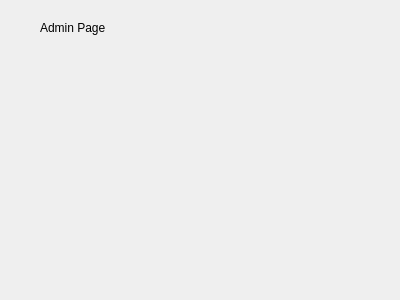
First picture: the form in Music-Manager/admin.ui, repository david-boules/Music-Playlist-Manager, before the edit.
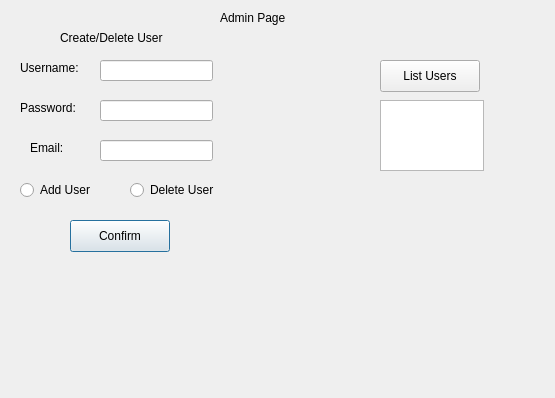
Second picture: the form after the edit.

Commit message: Added 'Create new User' and 'List Users' functionalities

```diff
--- a/Music-Manager/admin.ui
+++ b/Music-Manager/admin.ui
@@ -6,8 +6,8 @@
    <rect>
     <x>0</x>
     <y>0</y>
-    <width>400</width>
-    <height>300</height>
+    <width>555</width>
+    <height>398</height>
    </rect>
   </property>
   <property name="windowTitle">
@@ -16,8 +16,8 @@
   <widget class="QLabel" name="label_admin">
    <property name="geometry">
     <rect>
-     <x>40</x>
-     <y>20</y>
+     <x>220</x>
+     <y>10</y>
      <width>81</width>
      <height>16</height>
     </rect>
@@ -26,6 +26,150 @@
     <string>Admin Page</string>
    </property>
   </widget>
+  <widget class="QLabel" name="label_username">
+   <property name="geometry">
+    <rect>
+     <x>20</x>
+     <y>60</y>
+     <width>71</width>
+     <height>16</height>
+    </rect>
+   </property>
+   <property name="text">
+    <string>Username:</string>
+   </property>
+  </widget>
+  <widget class="QLabel" name="label_password">
+   <property name="geometry">
+    <rect>
+     <x>20</x>
+     <y>100</y>
+     <width>71</width>
+     <height>16</height>
+    </rect>
+   </property>
+   <property name="text">
+    <string>Password:</string>
+   </property>
+  </widget>
+  <widget class="QLabel" name="label_email">
+   <property name="geometry">
+    <rect>
+     <x>30</x>
+     <y>140</y>
+     <width>58</width>
+     <height>16</height>
+    </rect>
+   </property>
+   <property name="text">
+    <string>Email:</string>
+   </property>
+  </widget>
+  <widget class="QLineEdit" name="lineEdit_username">
+   <property name="geometry">
+    <rect>
+     <x>100</x>
+     <y>60</y>
+     <width>113</width>
+     <height>21</height>
+    </rect>
+   </property>
+  </widget>
+  <widget class="QLineEdit" name="lineEdit_password">
+   <property name="geometry">
+    <rect>
+     <x>100</x>
+     <y>100</y>
+     <width>113</width>
+     <height>21</height>
+    </rect>
+   </property>
+  </widget>
+  <widget class="QLineEdit" name="lineEdit_email">
+   <property name="geometry">
+    <rect>
+     <x>100</x>
+     <y>140</y>
+     <width>113</width>
+     <height>21</height>
+    </rect>
+   </property>
+  </widget>
+  <widget class="QPushButton" name="pushButton_confirm">
+   <property name="geometry">
+    <rect>
+     <x>70</x>
+     <y>220</y>
+     <width>100</width>
+     <height>32</height>
+    </rect>
+   </property>
+   <property name="text">
+    <string>Confirm</string>
+   </property>
+  </widget>
+  <widget class="QRadioButton" name="radioButton_addUser">
+   <property name="geometry">
+    <rect>
+     <x>20</x>
+     <y>180</y>
+     <width>99</width>
+     <height>20</height>
+    </rect>
+   </property>
+   <property name="text">
+    <string>Add User</string>
+   </property>
+  </widget>
+  <widget class="QRadioButton" name="radioButton_deleteUser">
+   <property name="geometry">
+    <rect>
+     <x>130</x>
+     <y>180</y>
+     <width>99</width>
+     <height>20</height>
+    </rect>
+   </property>
+   <property name="text">
+    <string>Delete User</string>
+   </property>
+  </widget>
+  <widget class="QPushButton" name="pushButton_listUsers">
+   <property name="geometry">
+    <rect>
+     <x>380</x>
+     <y>60</y>
+     <width>100</width>
+     <height>32</height>
+    </rect>
+   </property>
+   <property name="text">
+    <string>List Users</string>
+   </property>
+  </widget>
+  <widget class="QLabel" name="label_createDelete">
+   <property name="geometry">
+    <rect>
+     <x>60</x>
+     <y>30</y>
+     <width>121</width>
+     <height>16</height>
+    </rect>
+   </property>
+   <property name="text">
+    <string>Create/Delete User</string>
+   </property>
+  </widget>
+  <widget class="QTextEdit" name="textEdit_userList">
+   <property name="geometry">
+    <rect>
+     <x>380</x>
+     <y>100</y>
+     <width>104</width>
+     <height>71</height>
+    </rect>
+   </property>
+  </widget>
  </widget>
  <resources/>
  <connections/>
```
The commit also changes 3 other files.
